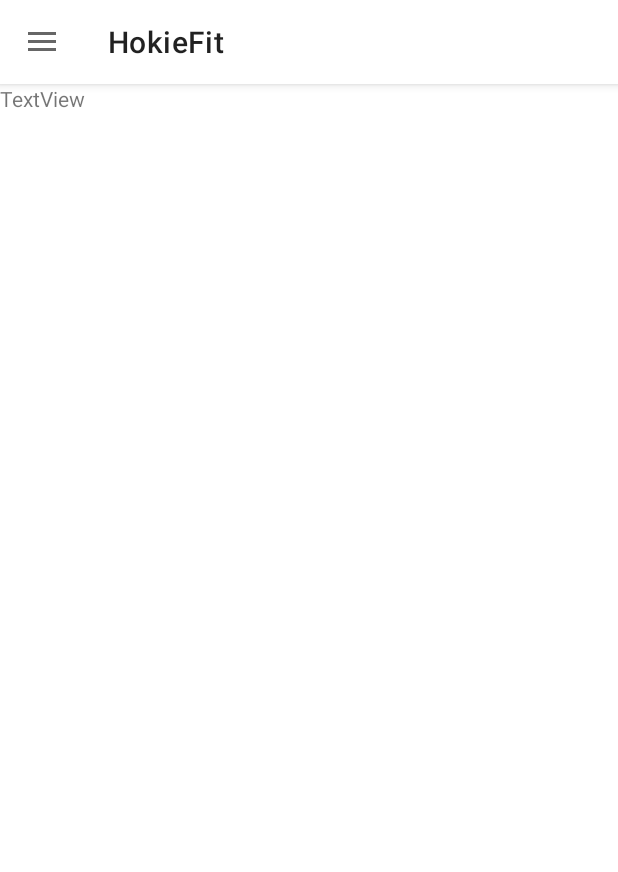
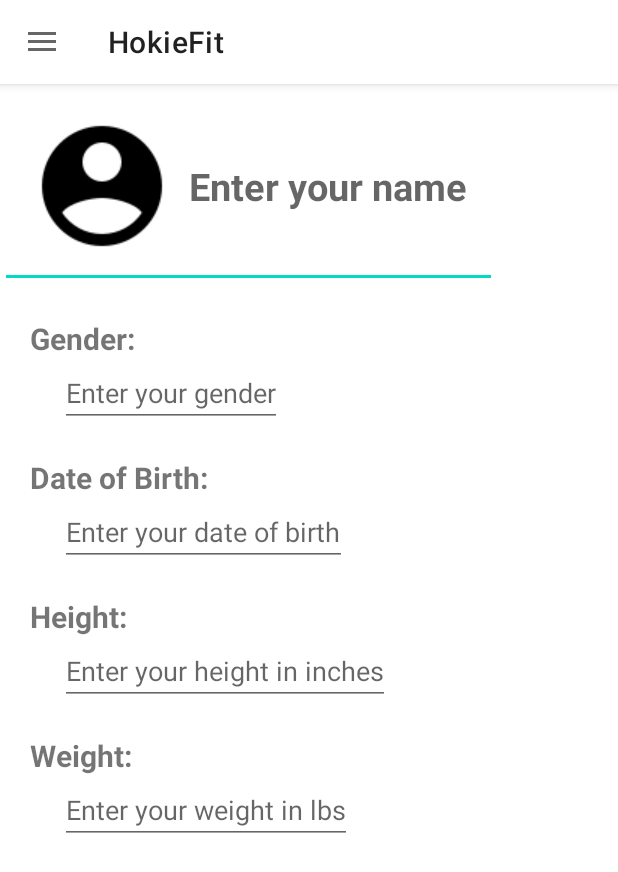
Before and after one commit to thewongian/hokie-fit, an Android app: the screen it shows after launch (MainActivity), after a tap on "Profile", on a phone screen of 412 x 824 dp. Shown: the top 872 px of the screen. Run offline under Robolectric (Android 15) with nearby library versions, the phone set to English and light mode, and no system bars; 1 other tap on this screen came first.

Commit message:
done for now

```diff
--- a/app/src/main/java/com/example/hokiefit/MainActivity.java
+++ b/app/src/main/java/com/example/hokiefit/MainActivity.java
@@ -1,10 +1,11 @@
 package com.example.hokiefit;
 
-import android.annotation.SuppressLint;
 import android.os.Bundle;
 import android.view.Gravity;
 import android.view.MenuItem;
 import android.view.View;
+import android.widget.EditText;
+import android.widget.TextView;
 
 import com.google.android.material.navigation.NavigationView;
 
@@ -57,6 +58,7 @@ public class MainActivity extends AppCompatActivity implements NavigationView.On
                 getSupportFragmentManager().beginTransaction()
                         .replace(R.id.container, profileFragment)
                         .commit();
+
                 break;
             case "My Goals":
                 drawerLayout.closeDrawer(Gravity.LEFT);
--- a/app/src/main/java/com/example/hokiefit/ProfileFragment.java
+++ b/app/src/main/java/com/example/hokiefit/ProfileFragment.java
@@ -10,11 +10,15 @@ import androidx.fragment.app.Fragment;
 
 public class ProfileFragment extends Fragment {
 
+    //private EditText genderEt, dobEt, heightEt, weightEt, nameEt;
+    //public String userName;
+
     @Nullable
     @Override
     public View onCreateView(@NonNull LayoutInflater inflater, @Nullable ViewGroup container, @Nullable Bundle savedInstanceState) {
         View v = inflater.inflate(R.layout.profile_fragment, container, false);
         setRetainInstance(true);
+
         return v;
     }
 }
--- a/app/src/main/res/layout/goals_fragment.xml
+++ b/app/src/main/res/layout/goals_fragment.xml
@@ -31,7 +31,7 @@
         android:id="@+id/goals_et"
         android:layout_alignTop="@+id/goals_add_item"
         android:hint="@string/enter_a_new_goal_press_and_hold_to_delete"
-        android:textSize="13dp"
+        android:textSize="13sp"
         android:layout_alignParentStart="true"
         android:layout_toStartOf="@+id/goals_add_item"
         android:layout_alignParentBottom="true"
--- a/app/src/main/res/layout/nav_header.xml
+++ b/app/src/main/res/layout/nav_header.xml
@@ -2,7 +2,6 @@
 <androidx.constraintlayout.widget.ConstraintLayout
     xmlns:android="http://schemas.android.com/apk/res/android"
     xmlns:app="http://schemas.android.com/apk/res-auto"
-    xmlns:tools="http://schemas.android.com/tools"
     android:layout_width="match_parent"
     android:layout_height="match_parent">
 
@@ -15,17 +14,6 @@
         app:layout_constraintStart_toStartOf="parent"
         app:layout_constraintTop_toTopOf="parent"
         app:srcCompat="@drawable/profile" />
-
-    <TextView
-        android:id="@+id/textView2"
-        android:layout_width="wrap_content"
-        android:layout_height="wrap_content"
-        android:layout_marginStart="24dp"
-        android:layout_marginTop="16dp"
-        android:text="@string/user_name"
-        android:textSize="18sp"
-        app:layout_constraintStart_toStartOf="parent"
-        app:layout_constraintTop_toBottomOf="@+id/imageView" />
 
     <TextView
         android:id="@+id/textView3"
--- a/app/src/main/res/layout/profile_fragment.xml
+++ b/app/src/main/res/layout/profile_fragment.xml
@@ -1,11 +1,119 @@
 <?xml version="1.0" encoding="utf-8"?>
-<LinearLayout xmlns:android="http://schemas.android.com/apk/res/android"
+<RelativeLayout xmlns:android="http://schemas.android.com/apk/res/android"
+    xmlns:app="http://schemas.android.com/apk/res-auto"
     android:orientation="vertical" android:layout_width="match_parent"
     android:layout_height="match_parent">
 
+    <EditText
+        android:id="@+id/profile_user_name"
+        android:layout_width="wrap_content"
+        android:layout_height="wrap_content"
+        android:layout_alignParentStart="true"
+        android:gravity="center|start"
+        android:padding="20dp"
+        android:drawablePadding="10dp"
+        android:textSize="25sp"
+        android:textStyle="bold"
+        app:drawableLeftCompat="@drawable/profile"
+        android:inputType="text"
+        android:hint="@string/enter_your_name"
+        android:autofillHints="" />
+
     <TextView
-        android:id="@+id/textView"
-        android:layout_width="match_parent"
+        android:id="@+id/gender_title"
+        android:layout_marginStart="20dp"
+        android:layout_marginTop="20dp"
+        android:layout_marginBottom="0dp"
+        android:layout_width="wrap_content"
         android:layout_height="wrap_content"
-        android:text="TextView" />
-</LinearLayout>
+        android:text="@string/gender"
+        android:textSize="20sp"
+        android:textStyle="bold"
+        android:layout_below="@+id/profile_user_name"
+        android:layout_alignParentStart="true"/>
+
+    <EditText
+        android:id="@+id/gender_et"
+        android:layout_marginStart="40dp"
+        android:layout_width="wrap_content"
+        android:layout_height="wrap_content"
+        android:layout_below="@id/gender_title"
+        android:autofillHints=""
+        android:hint="@string/enter_your_gender"
+        android:inputType="text"
+        android:labelFor="@id/gender_title"/>
+
+    <TextView
+        android:id="@+id/dob_title"
+        android:layout_marginStart="20dp"
+        android:layout_marginTop="20dp"
+        android:layout_marginBottom="0dp"
+        android:layout_width="wrap_content"
+        android:layout_height="wrap_content"
+        android:text="@string/date_of_birth"
+        android:layout_below="@id/gender_et"
+        android:textSize="20sp"
+        android:textStyle="bold"
+        android:layout_alignParentStart="true"/>
+
+    <EditText
+        android:id="@+id/dob_et"
+        android:layout_marginStart="40dp"
+        android:layout_width="wrap_content"
+        android:layout_height="wrap_content"
+        android:layout_below="@id/dob_title"
+        android:autofillHints=""
+        android:hint="@string/enter_your_date_of_birth"
+        android:inputType="text"
+        android:labelFor="@id/dob_title"/>
+
+    <TextView
+        android:id="@+id/height_title"
+        android:layout_marginStart="20dp"
+        android:layout_marginTop="20dp"
+        android:layout_marginBottom="0dp"
+        android:layout_width="wrap_content"
+        android:layout_height="wrap_content"
+        android:text="@string/height"
+        android:layout_below="@id/dob_et"
+        android:textSize="20sp"
+        android:textStyle="bold"
+        android:layout_alignParentStart="true"/>
+
+    <EditText
+        android:id="@+id/height_et"
+        android:layout_marginStart="40dp"
+        android:layout_width="wrap_content"
+        android:layout_height="wrap_content"
+        android:layout_below="@id/height_title"
+        android:autofillHints=""
+        android:hint="@string/enter_your_height"
+        android:inputType="number"
+        android:labelFor="@id/weight_title"/>
+
+    <TextView
+        android:id="@+id/weight_title"
+        android:layout_marginStart="20dp"
+        android:layout_marginTop="20dp"
+        android:layout_marginBottom="0dp"
+        android:layout_width="wrap_content"
+        android:layout_height="wrap_content"
+        android:layout_below="@id/height_et"
+        android:text="@string/weight"
+        android:textSize="20sp"
+        android:textStyle="bold"
+        android:layout_alignParentStart="true"/>
+
+    <EditText
+        android:id="@+id/weight_et"
+        android:layout_marginStart="40dp"
+        android:layout_width="wrap_content"
+        android:layout_height="wrap_content"
+        android:layout_below="@id/weight_title"
+        android:autofillHints=""
+        android:hint="@string/enter_your_weight_in_lbs"
+        android:inputType="number"
+        android:labelFor="@id/weight_title"/>
+
+
+</RelativeLayout>
--- a/app/src/main/res/values/strings.xml
+++ b/app/src/main/res/values/strings.xml
@@ -12,4 +12,14 @@
     <string name="fitness">Fitness</string>
     <string name="add_item">Add Item</string>
     <string name="enter_a_new_goal_press_and_hold_to_delete">Enter a new goal (press and hold to delete)</string>
+    <string name="edit_your_profile">Edit your profile</string>
+    <string name="gender">Gender:</string>
+    <string name="date_of_birth">Date of Birth:</string>
+    <string name="height">Height:</string>
+    <string name="weight">Weight:</string>
+    <string name="enter_your_gender">Enter your gender</string>
+    <string name="enter_your_date_of_birth">Enter your date of birth</string>
+    <string name="enter_your_height">Enter your height in inches</string>
+    <string name="enter_your_weight_in_lbs">Enter your weight in lbs</string>
+    <string name="enter_your_name">Enter your name</string>
 </resources>
```
Also changed, not shown: app/src/main/res/drawable/edit.png (added).
